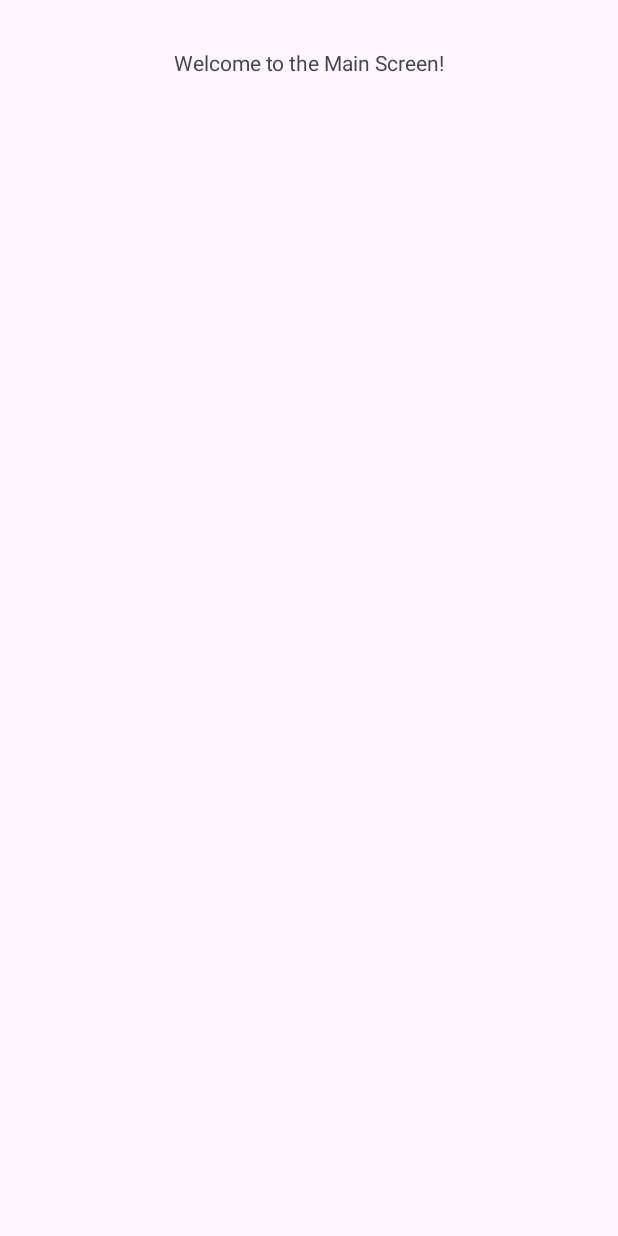
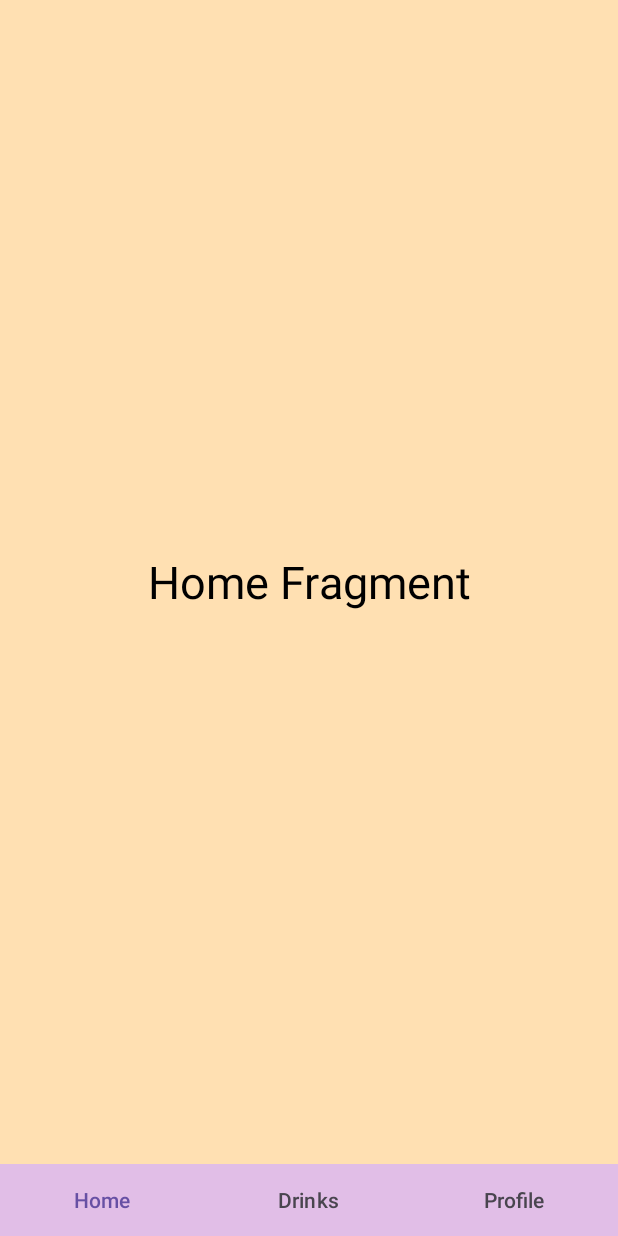
Before and after one commit to Navesonics/DrinkGenie, an Android app: the MainActivity screen opened directly, with no data from a screen before it, on a phone screen of 412 x 824 dp. Before the commit the screen is almost empty. Run offline under Robolectric (Android 15) with nearby library versions, the phone set to English and light mode, and no system bars.

Commit message:
Adding navigation

```diff
--- a/app/src/main/java/com/jbsolutions/drinkgenieapp/view/activities/MainActivity.kt
+++ b/app/src/main/java/com/jbsolutions/drinkgenieapp/view/activities/MainActivity.kt
@@ -3,9 +3,10 @@ package com.jbsolutions.drinkgenieapp.view.activities
 import android.os.Bundle
 import androidx.appcompat.app.AppCompatActivity
 import androidx.navigation.NavController
-import androidx.navigation.fragment.NavHostFragment
-//import androidx.navigation.ui.setupActionBarWithNavController
+import androidx.viewpager2.widget.ViewPager2
+import com.google.android.material.tabs.TabLayout
 import com.jbsolutions.drinkgenieapp.R
+import com.jbsolutions.drinkgenieapp.view.adapters.TabPageAdapter
 
 class MainActivity : AppCompatActivity() {
     private lateinit var navController: NavController
@@ -13,16 +14,29 @@ class MainActivity : AppCompatActivity() {
     override fun onCreate(savedInstanceState: Bundle?) {
         super.onCreate(savedInstanceState)
         setContentView(R.layout.activity_main)
-
-        // Set up NavController
-        val navHostFragment = supportFragmentManager.findFragmentById(R.id.nav_host_fragment) as NavHostFragment
-        navController = navHostFragment.navController
-
-        // Set up ActionBar with NavController (optional)
-        //setupActionBarWithNavController(navController)
+        setupTabBar()
     }
 
-    override fun onSupportNavigateUp(): Boolean {
-        return navController.navigateUp() || super.onSupportNavigateUp()
+    private fun setupTabBar() {
+        val tabLayout = findViewById<TabLayout>(R.id.tabLayout)
+        val viewPager = findViewById<ViewPager2>(R.id.viewPager)
+
+        val adapter = TabPageAdapter(this, tabLayout.tabCount)
+        viewPager.adapter = adapter
+
+        tabLayout.addOnTabSelectedListener(object : TabLayout.OnTabSelectedListener {
+            override fun onTabSelected(tab: TabLayout.Tab) {
+                viewPager.currentItem = tab.position
+            }
+
+            override fun onTabUnselected(tab: TabLayout.Tab?) {}
+            override fun onTabReselected(tab: TabLayout.Tab?) {}
+        })
+
+        viewPager.registerOnPageChangeCallback(object : ViewPager2.OnPageChangeCallback() {
+            override fun onPageSelected(position: Int) {
+                tabLayout.selectTab(tabLayout.getTabAt(position))
+            }
+        })
     }
 }
--- /dev/null
+++ b/app/src/main/java/com/jbsolutions/drinkgenieapp/view/adapters/TabPageAdapter.kt
@@ -0,0 +1,23 @@
+package com.jbsolutions.drinkgenieapp.view.adapters
+
+import androidx.fragment.app.Fragment
+import androidx.fragment.app.FragmentActivity
+import androidx.viewpager2.adapter.FragmentStateAdapter
+import com.jbsolutions.drinkgenieapp.view.fragments.HomeFragment
+import com.jbsolutions.drinkgenieapp.view.fragments.ProfileFragment
+import com.jbsolutions.drinkgenieapp.view.fragments.DrinksFragment
+
+class TabPageAdapter(activity: FragmentActivity, private val tabCount: Int): FragmentStateAdapter(activity) {
+
+    override fun getItemCount(): Int  = tabCount
+
+    override fun createFragment(position: Int): Fragment {
+        return when (position)
+        {
+            0 -> HomeFragment()
+            1 -> DrinksFragment()
+            2 -> ProfileFragment()
+            else -> HomeFragment()
+        }
+    }
+}
--- /dev/null
+++ b/app/src/main/java/com/jbsolutions/drinkgenieapp/view/fragments/HomeFragment.kt
@@ -0,0 +1,19 @@
+package com.jbsolutions.drinkgenieapp.view.fragments
+
+import android.os.Bundle
+import androidx.fragment.app.Fragment
+import android.view.LayoutInflater
+import android.view.View
+import android.view.ViewGroup
+import com.jbsolutions.drinkgenieapp.R
+
+class HomeFragment : Fragment() {
+
+    override fun onCreateView(
+        inflater: LayoutInflater, container: ViewGroup?,
+        savedInstanceState: Bundle?
+    ): View? {
+        // Inflate the layout for this fragment
+        return inflater.inflate(R.layout.fragment_home, container, false)
+    }
+}
--- a/app/src/main/java/com/jbsolutions/drinkgenieapp/view/fragments/MainFragment.kt
+++ /dev/null
@@ -1,6 +0,0 @@
-package com.jbsolutions.drinkgenieapp.view.fragments
-
-import androidx.fragment.app.Fragment
-import com.jbsolutions.drinkgenieapp.R
-
-class MainFragment : Fragment(R.layout.fragment_main)
--- a/app/src/main/res/layout/activity_main.xml
+++ b/app/src/main/res/layout/activity_main.xml
@@ -1,5 +1,4 @@
-<?xml version="1.0" encoding="utf-8"?>
-<androidx.constraintlayout.widget.ConstraintLayout
+<RelativeLayout
     xmlns:android="http://schemas.android.com/apk/res/android"
     xmlns:app="http://schemas.android.com/apk/res-auto"
     xmlns:tools="http://schemas.android.com/tools"
@@ -7,11 +6,37 @@
     android:layout_height="match_parent"
     tools:context=".view.activities.MainActivity">
 
-    <androidx.fragment.app.FragmentContainerView
-        android:id="@+id/nav_host_fragment"
-        android:name="androidx.navigation.fragment.NavHostFragment"
+    <androidx.viewpager2.widget.ViewPager2
+        android:id="@+id/viewPager"
         android:layout_width="match_parent"
         android:layout_height="match_parent"
-        app:navGraph="@navigation/nav_graph"
-        app:defaultNavHost="true" />
-</androidx.constraintlayout.widget.ConstraintLayout>
+        android:layout_above="@+id/tabLayout" />
+
+    <com.google.android.material.tabs.TabLayout
+        android:id="@+id/tabLayout"
+        android:layout_width="match_parent"
+        android:layout_height="wrap_content"
+        app:tabMaxWidth="0dp"
+        app:tabGravity="fill"
+        app:tabMode="fixed"
+        android:background="@color/light_purple"
+        app:tabIndicator="@color/light_orange"
+        android:layout_alignParentBottom="true">
+
+        <com.google.android.material.tabs.TabItem
+            android:layout_width="wrap_content"
+            android:layout_height="wrap_content"
+            android:text="Home" />
+
+        <com.google.android.material.tabs.TabItem
+            android:layout_width="wrap_content"
+            android:layout_height="wrap_content"
+            android:text="Drinks" />
+
+        <com.google.android.material.tabs.TabItem
+            android:layout_width="wrap_content"
+            android:layout_height="wrap_content"
+            android:text="Profile" />
+
+    </com.google.android.material.tabs.TabLayout>
+</RelativeLayout>
--- /dev/null
+++ b/app/src/main/res/layout/fragment_home.xml
@@ -0,0 +1,18 @@
+<?xml version="1.0" encoding="utf-8"?>
+<FrameLayout xmlns:android="http://schemas.android.com/apk/res/android"
+    xmlns:tools="http://schemas.android.com/tools"
+    android:layout_width="match_parent"
+    android:layout_height="match_parent"
+    android:background="@color/light_orange"
+    tools:context=".view.fragments.HomeFragment">
+
+    <TextView
+        android:layout_width="match_parent"
+        android:layout_height="match_parent"
+        android:text="Home Fragment"
+        android:textSize="30sp"
+        android:textAlignment="center"
+        android:gravity="center"
+        android:textColor="@color/black"/>
+
+</FrameLayout>
--- a/app/src/main/res/layout/fragment_main.xml
+++ /dev/null
@@ -1,19 +0,0 @@
-<?xml version="1.0" encoding="utf-8"?>
-<androidx.constraintlayout.widget.ConstraintLayout
-    xmlns:android="http://schemas.android.com/apk/res/android"
-    xmlns:app="http://schemas.android.com/apk/res-auto"
-    xmlns:tools="http://schemas.android.com/tools"
-    android:layout_width="match_parent"
-    android:layout_height="match_parent"
-    tools:context=".view.fragments.MainFragment">
-
-    <TextView
-        android:id="@+id/welcomeText"
-        android:layout_width="wrap_content"
-        android:layout_height="wrap_content"
-        android:text="Welcome to the Main Screen!"
-        app:layout_constraintTop_toTopOf="parent"
-        app:layout_constraintStart_toStartOf="parent"
-        app:layout_constraintEnd_toEndOf="parent"
-        android:layout_marginTop="32dp" />
-</androidx.constraintlayout.widget.ConstraintLayout>
--- a/app/src/main/res/navigation/nav_graph.xml
+++ /dev/null
@@ -1,21 +0,0 @@
-<navigation xmlns:android="http://schemas.android.com/apk/res/android"
-    xmlns:app="http://schemas.android.com/apk/res-auto"
-    xmlns:tools="http://schemas.android.com/tools"
-    app:startDestination="@id/mainFragment">
-
-    <fragment
-        android:id="@+id/loginFragment"
-        android:name="com.jbsolutions.drinkgenieapp.view.fragments.LoginFragment"
-        android:label="Login"
-        tools:layout="@layout/fragment_login">
-        <action
-            android:id="@+id/action_loginFragment_to_mainFragment"
-            app:destination="@id/mainFragment" />
-    </fragment>
-
-    <fragment
-        android:id="@+id/mainFragment"
-        android:name="com.jbsolutions.drinkgenieapp.view.fragments.MainFragment"
-        android:label="Main"
-        tools:layout="@layout/fragment_main" />
-</navigation>
--- a/app/src/main/res/values/strings.xml
+++ b/app/src/main/res/values/strings.xml
@@ -1,3 +1,5 @@
 <resources>
     <string name="app_name">Drink Genie App</string>
+    <!-- TODO: Remove or change this placeholder text -->
+    <string name="hello_blank_fragment">Hello blank fragment</string>
 </resources>
```
Also changed, not shown: app/src/main/java/com/jbsolutions/drinkgenieapp/view/fragments/DrinksFragment.kt (added, +19 -0 lines), app/src/main/java/com/jbsolutions/drinkgenieapp/view/fragments/LoginFragment.kt (deleted, +0 -20 lines), app/src/main/java/com/jbsolutions/drinkgenieapp/view/fragments/ProfileFragment.kt (added, +19 -0 lines), app/src/main/res/layout/fragment_drinks.xml (added, +18 -0 lines), app/src/main/res/layout/fragment_login.xml (deleted, +0 -41 lines), app/src/main/res/layout/fragment_profile.xml (added, +17 -0 lines), app/src/main/res/values/colors.xml (+14 -0 lines).
